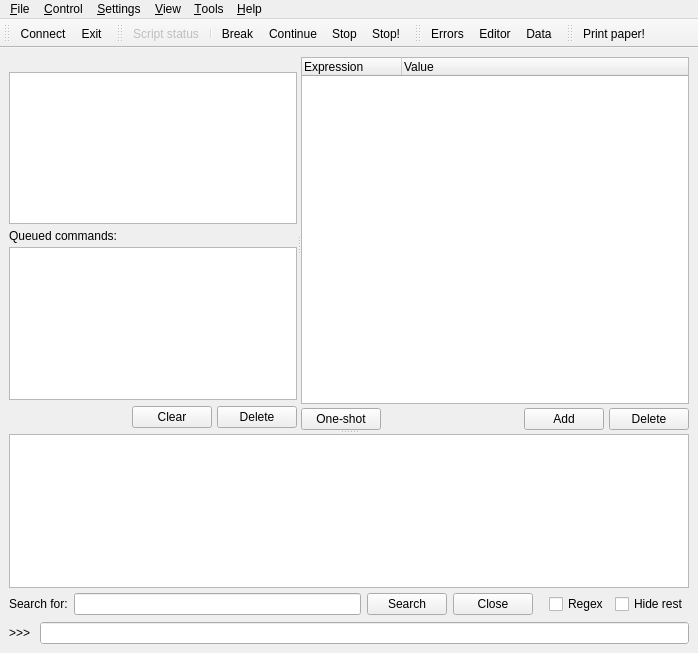
Old version of the form nicos/gui/main.ui in the repository mlz-ictrl/nicos.
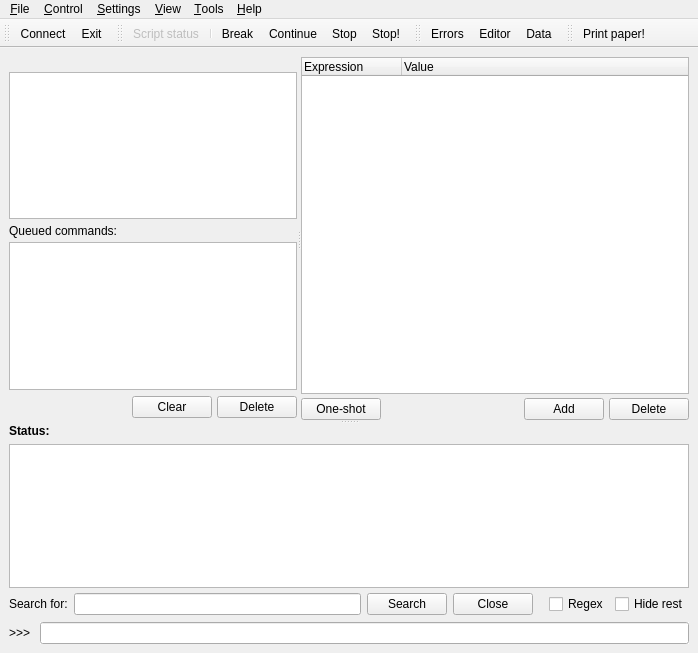
New version of the form. Icons and pictures are not drawn. Custom widgets are drawn as their Qt base class.

Commit message: Display action scopes in the GUI main window.

The edit to the form file:
```diff
--- a/nicos/gui/main.ui
+++ b/nicos/gui/main.ui
@@ -207,6 +207,40 @@
         <property name="margin">
          <number>0</number>
         </property>
+        <item>
+         <widget class="QLabel" name="actionLabel">
+          <property name="font">
+           <font>
+            <weight>75</weight>
+            <bold>true</bold>
+            <strikeout>false</strikeout>
+            <kerning>true</kerning>
+           </font>
+          </property>
+          <property name="text">
+           <string>Status:</string>
+          </property>
+          <property name="alignment">
+           <set>Qt::AlignLeading|Qt::AlignLeft|Qt::AlignVCenter</set>
+          </property>
+         </widget>
+        </item>
+        <item>
+         <spacer name="verticalSpacer">
+          <property name="orientation">
+           <enum>Qt::Vertical</enum>
+          </property>
+          <property name="sizeType">
+           <enum>QSizePolicy::Fixed</enum>
+          </property>
+          <property name="sizeHint" stdset="0">
+           <size>
+            <width>20</width>
+            <height>3</height>
+           </size>
+          </property>
+         </spacer>
+        </item>
         <item>
          <widget class="OutputView" name="outView">
           <property name="autoFillBackground">
```
The commit also changes 2 other files.
